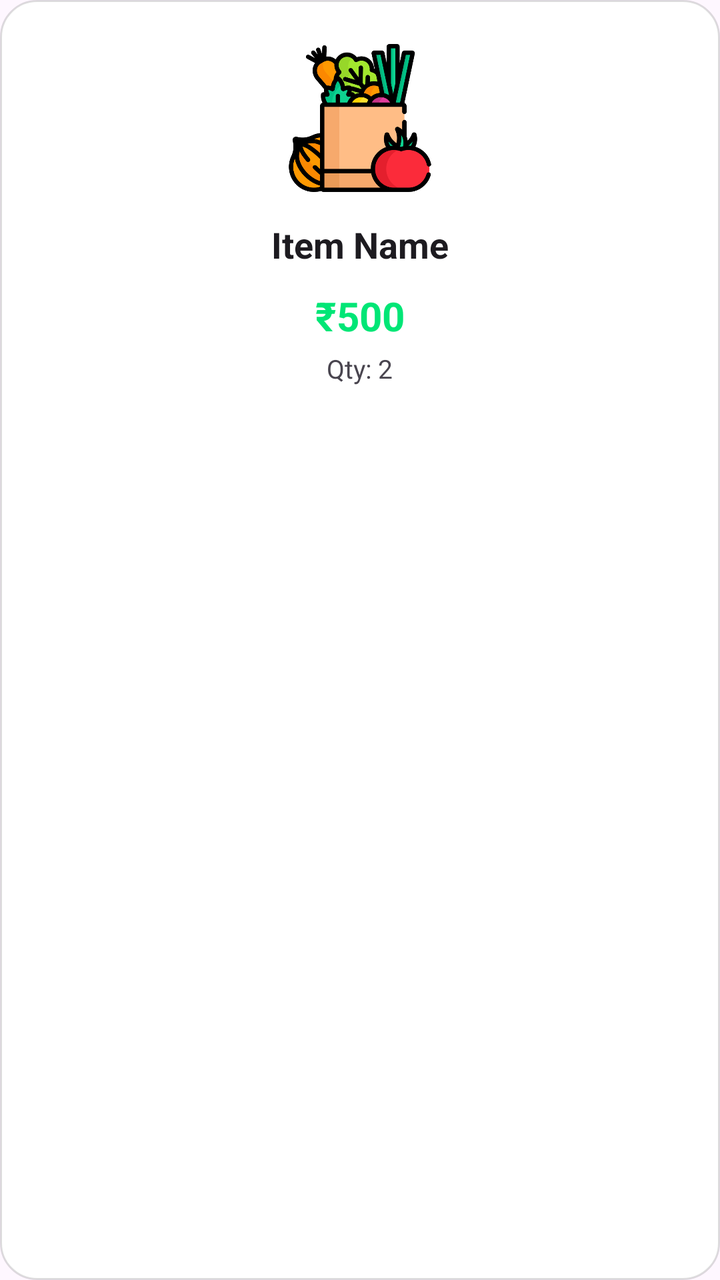
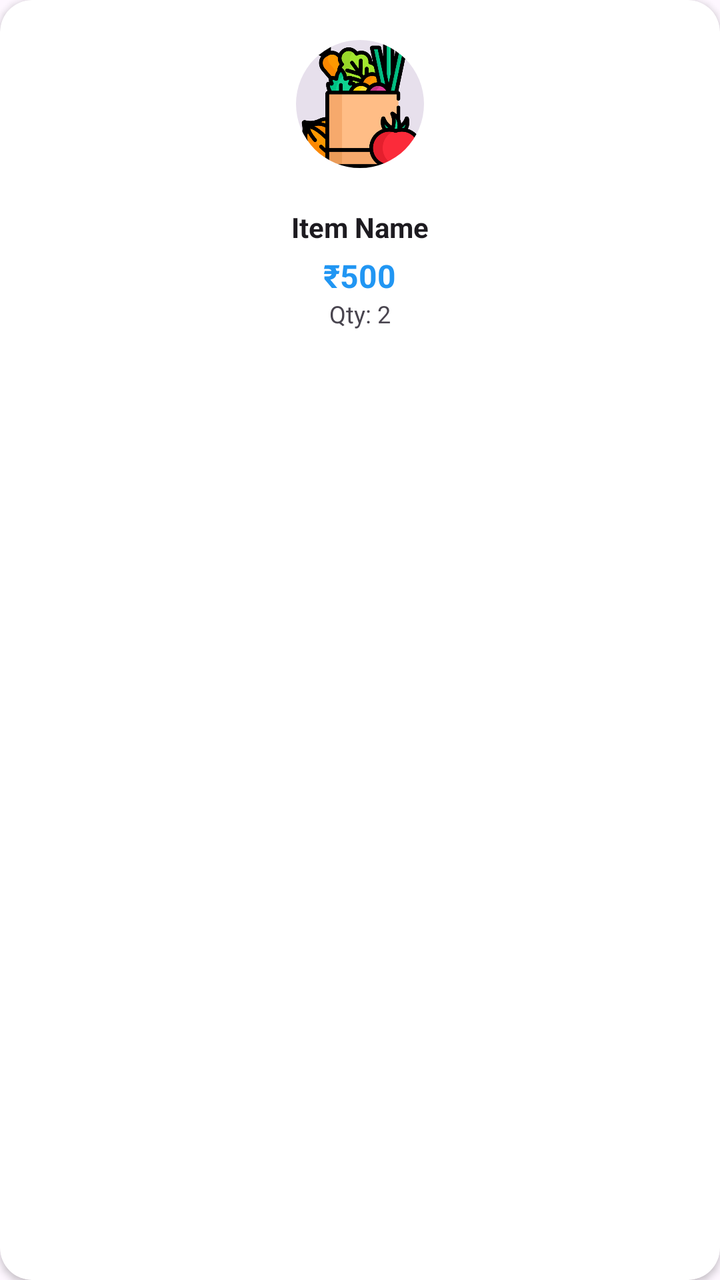

Screens rendered from an Android XML layout before and after an edit, with the pre-edit source and the edit as a unified diff.
<!-- AndroidManifest.xml: application theme Theme.SmartInventaryManagement -->
<!-- res/layout/item_row.xml -->
<?xml version="1.0" encoding="utf-8"?>
<LinearLayout
    xmlns:android="http://schemas.android.com/apk/res/android"

    android:layout_width="170dp"
    android:layout_height="220dp"

    android:orientation="vertical"

    android:padding="16dp"

    android:layout_marginStart="10dp"
    android:layout_marginEnd="6dp"
    android:layout_marginTop="10dp"
    android:layout_marginBottom="10dp"

    android:background="@drawable/tile_bg"

    android:elevation="8dp"

    android:clickable="true"

    android:focusable="true"

    android:foreground="?attr/selectableItemBackground"

    android:gravity="center_horizontal">

    

    <ImageView
        android:id="@+id/imgItem"

        android:layout_width="74dp"
        android:layout_height="74dp"

        android:layout_marginTop="6dp"

        android:src="@drawable/ic_grocery"

        android:contentDescription="item image"/>

    

    <TextView
        android:id="@+id/tvName"

        android:layout_width="match_parent"
        android:layout_height="wrap_content"

        android:text="Item Name"

        android:textSize="18sp"

        android:textStyle="bold"

        android:textColor="?android:textColorPrimary"

        android:textAlignment="center"

        android:maxLines="1"

        android:ellipsize="end"

        android:layout_marginTop="14dp"/>

    

    <TextView
        android:id="@+id/tvPrice"

        android:layout_width="wrap_content"
        android:layout_height="wrap_content"

        android:text="₹500"

        android:textSize="20sp"

        android:textStyle="bold"

        android:textColor="#00E676"

        android:layout_marginTop="10dp"/>

    

    <TextView
        android:id="@+id/tvQty"

        android:layout_width="wrap_content"
        android:layout_height="wrap_content"

        android:text="Qty: 2"

        android:textSize="13sp"

        android:textColor="?android:textColorSecondary"

        android:layout_marginTop="4dp"/>

    

    <TextView
        android:id="@+id/tvWarning"

        android:layout_width="wrap_content"
        android:layout_height="wrap_content"

        android:text="@string/low_stock"

        android:textStyle="bold"

        android:textSize="11sp"

        android:textColor="@android:color/white"

        android:paddingStart="10dp"
        android:paddingEnd="10dp"
        android:paddingTop="4dp"
        android:paddingBottom="4dp"

        android:background="@drawable/low_stock_bg"

        android:layout_marginTop="12dp"

        android:visibility="gone"/>

</LinearLayout>
<!-- resources referenced by this layout -->
<resources>
  <!-- drawable ic_grocery: png bitmap (drawable, 39121 bytes) -->
  <!-- drawable low_stock_bg (drawable) -->
  <?xml version="1.0" encoding="utf-8"?>
  <shape xmlns:android="http://schemas.android.com/apk/res/android">
  
      <solid android:color="#FF5252"/>
  
      <corners android:radius="50dp"/>
  
  </shape>
  <!-- drawable tile_bg (drawable) -->
  <?xml version="1.0" encoding="utf-8"?>
  <shape xmlns:android="http://schemas.android.com/apk/res/android">
  
      
  
      <solid android:color="?android:colorBackgroundFloating"/>
  
      
  
      <corners android:radius="18dp"/>
  
      
  
      <stroke
          android:width="1dp"
          android:color="#22000000"/>
  
      
  
      <padding
          android:left="2dp"
          android:right="2dp"
          android:top="2dp"
          android:bottom="2dp"/>
  
  </shape>
  <string name="low_stock">LOW STOCK</string>
  <style name="Theme.SmartInventaryManagement" parent="Base.Theme.SmartInventaryManagement" />
  <style name="Base.Theme.SmartInventaryManagement" parent="Theme.Material3.DayNight.NoActionBar">
  
      </style>
</resources>

<!-- the commit's change to res/layout/item_row.xml (unified diff, before → after) -->
@@ -1,128 +1,77 @@
 <?xml version="1.0" encoding="utf-8"?>
-<LinearLayout
+<androidx.cardview.widget.CardView
     xmlns:android="http://schemas.android.com/apk/res/android"
+    xmlns:app="http://schemas.android.com/apk/res-auto"
+    android:layout_width="160dp"
+    android:layout_height="wrap_content"
+    android:layout_margin="8dp"
+    app:cardCornerRadius="16dp"
+    app:cardElevation="2dp"
+    android:foreground="?attr/selectableItemBackground"
+    android:clickable="true"
+    android:focusable="true">
 
-    android:layout_width="170dp"
-    android:layout_height="220dp"
-
-    android:orientation="vertical"
-
-    android:padding="16dp"
-
-    android:layout_marginStart="10dp"
-    android:layout_marginEnd="6dp"
-    android:layout_marginTop="10dp"
-    android:layout_marginBottom="10dp"
-
-    android:background="@drawable/tile_bg"
-
-    android:elevation="8dp"
-
-    android:clickable="true"
-
-    android:focusable="true"
-
-    android:foreground="?attr/selectableItemBackground"
-
-    android:gravity="center_horizontal">
-
-    
-
-    <ImageView
-        android:id="@+id/imgItem"
-
-        android:layout_width="74dp"
-        android:layout_height="74dp"
-
-        android:layout_marginTop="6dp"
-
-        android:src="@drawable/ic_grocery"
-
-        android:contentDescription="item image"/>
-
-    
-
-    <TextView
-        android:id="@+id/tvName"
-
+    <LinearLayout
         android:layout_width="match_parent"
         android:layout_height="wrap_content"
+        android:orientation="vertical"
+        android:padding="12dp"
+        android:gravity="center_horizontal">
 
-        android:text="Item Name"
+        <com.google.android.material.imageview.ShapeableImageView
+            android:id="@+id/imgItem"
+            android:layout_width="80dp"
+            android:layout_height="80dp"
+            android:scaleType="centerInside"
+            android:src="@drawable/ic_grocery"
+            app:shapeAppearanceOverlay="@style/CircleImage"
+            android:background="?attr/colorSurfaceVariant"
+            android:padding="8dp"/>
 
-        android:textSize="18sp"
+        <TextView
+            android:id="@+id/tvName"
+            android:layout_width="match_parent"
+            android:layout_height="wrap_content"
+            android:layout_marginTop="12dp"
+            android:text="Item Name"
+            android:textAlignment="center"
+            android:textColor="?android:textColorPrimary"
+            android:textSize="14sp"
+            android:textStyle="bold"
+            android:maxLines="1"
+            android:ellipsize="end"/>
 
-        android:textStyle="bold"
+        <TextView
+            android:id="@+id/tvPrice"
+            android:layout_width="wrap_content"
+            android:layout_height="wrap_content"
+            android:layout_marginTop="4dp"
+            android:text="₹500"
+            android:textColor="@color/primary"
+            android:textSize="16sp"
+            android:textStyle="bold"/>
 
-        android:textColor="?android:textColorPrimary"
+        <TextView
+            android:id="@+id/tvQty"
+            android:layout_width="wrap_content"
+            android:layout_height="wrap_content"
+            android:text="Qty: 2"
+            android:textColor="?android:textColorSecondary"
+            android:textSize="12sp"/>
 
-        android:textAlignment="center"
+        <TextView
+            android:id="@+id/tvWarning"
+            android:layout_width="wrap_content"
+            android:layout_height="wrap_content"
+            android:layout_marginTop="8dp"
+            android:background="@drawable/low_stock_bg"
+            android:paddingHorizontal="8dp"
+            android:paddingVertical="2dp"
+            android:text="@string/low_stock"
+            android:textColor="@color/white"
+            android:textSize="10sp"
+            android:textStyle="bold"
+            android:visibility="gone"/>
 
-        android:maxLines="1"
-
-        android:ellipsize="end"
-
-        android:layout_marginTop="14dp"/>
-
-    
-
-    <TextView
-        android:id="@+id/tvPrice"
-
-        android:layout_width="wrap_content"
-        android:layout_height="wrap_content"
-
-        android:text="₹500"
-
-        android:textSize="20sp"
-
-        android:textStyle="bold"
-
-        android:textColor="#00E676"
-
-        android:layout_marginTop="10dp"/>
-
-    
-
-    <TextView
-        android:id="@+id/tvQty"
-
-        android:layout_width="wrap_content"
-        android:layout_height="wrap_content"
-
-        android:text="Qty: 2"
-
-        android:textSize="13sp"
-
-        android:textColor="?android:textColorSecondary"
-
-        android:layout_marginTop="4dp"/>
-
-    
-
-    <TextView
-        android:id="@+id/tvWarning"
-
-        android:layout_width="wrap_content"
-        android:layout_height="wrap_content"
-
-        android:text="@string/low_stock"
-
-        android:textStyle="bold"
-
-        android:textSize="11sp"
-
-        android:textColor="@android:color/white"
-
-        android:paddingStart="10dp"
-        android:paddingEnd="10dp"
-        android:paddingTop="4dp"
-        android:paddingBottom="4dp"
-
-        android:background="@drawable/low_stock_bg"
-
-        android:layout_marginTop="12dp"
-
-        android:visibility="gone"/>
-
-</LinearLayout>
+    </LinearLayout>
+</androidx.cardview.widget.CardView>
<!-- resource entries referenced after the edit -->
@@ -1,44 +1,21 @@
 <!-- resources referenced by this layout -->
 <resources>
+  <color name="primary">#2196F3</color>
+  <color name="white">#FFFFFFFF</color>
   <!-- drawable ic_grocery: png bitmap (drawable, 39121 bytes) -->
   <!-- drawable low_stock_bg (drawable) -->
   <?xml version="1.0" encoding="utf-8"?>
   <shape xmlns:android="http://schemas.android.com/apk/res/android">
-  
-      <solid android:color="#FF5252"/>
-  
-      <corners android:radius="50dp"/>
-  
-  </shape>
-  <!-- drawable tile_bg (drawable) -->
-  <?xml version="1.0" encoding="utf-8"?>
-  <shape xmlns:android="http://schemas.android.com/apk/res/android">
-  
-      
-  
-      <solid android:color="?android:colorBackgroundFloating"/>
-  
-      
-  
-      <corners android:radius="18dp"/>
-  
-      
-  
-      <stroke
-          android:width="1dp"
-          android:color="#22000000"/>
-  
-      
-  
-      <padding
-          android:left="2dp"
-          android:right="2dp"
-          android:top="2dp"
-          android:bottom="2dp"/>
-  
+      <solid android:color="@color/low_stock_red"/>
+      <corners android:radius="12dp"/>
   </shape>
   <string name="low_stock">LOW STOCK</string>
+  <style name="CircleImage">
+          <item name="cornerFamily">rounded</item>
+          <item name="cornerSize">50%</item>
+      </style>
   <style name="Theme.SmartInventaryManagement" parent="Base.Theme.SmartInventaryManagement" />
+  <color name="low_stock_red">#E53935</color>
   <style name="Base.Theme.SmartInventaryManagement" parent="Theme.Material3.DayNight.NoActionBar">
   
       </style>
